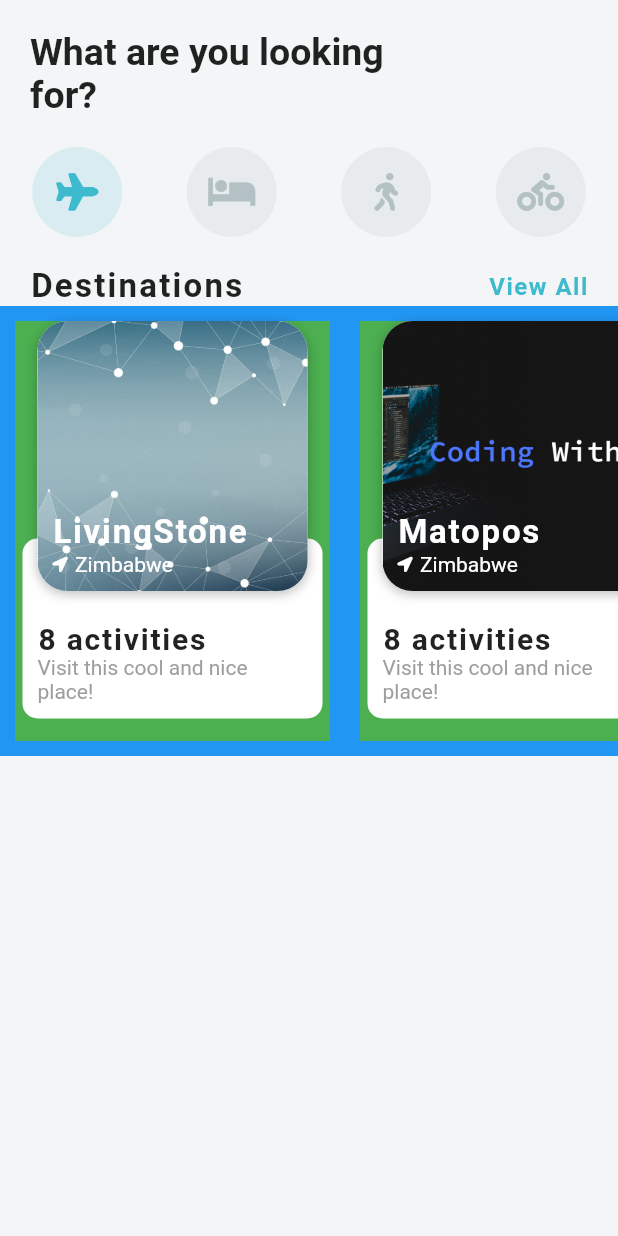
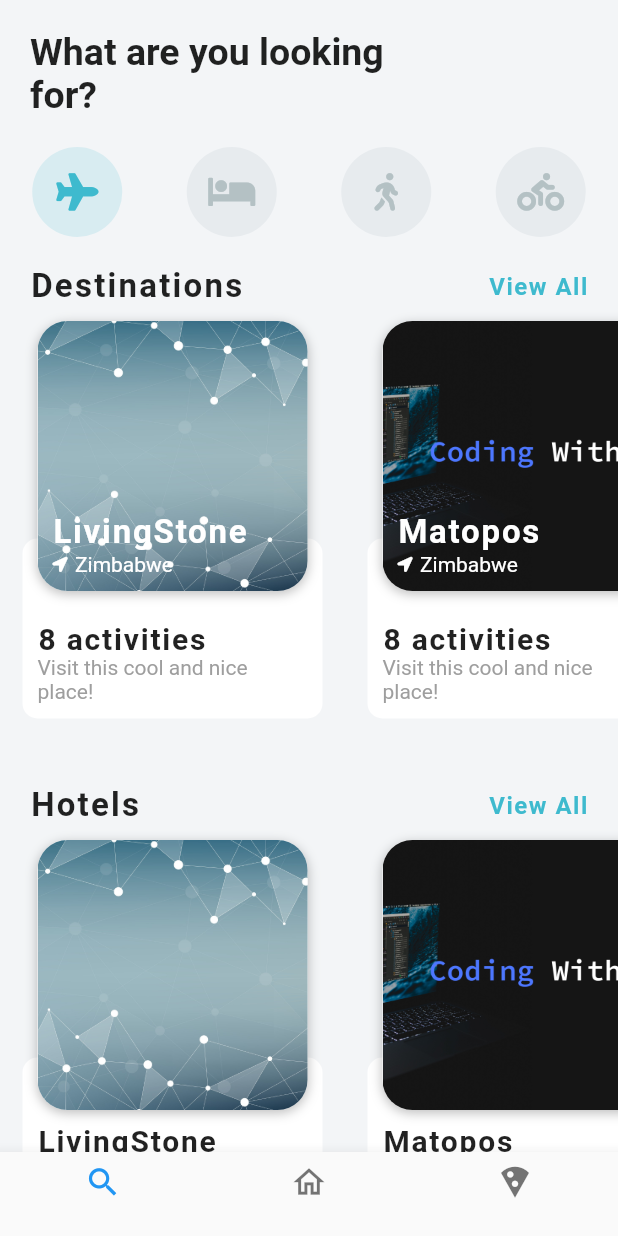
Before and after one commit to glenchiridza/flutter_travel_template, a Flutter app: the screen it shows after launch, on a phone screen of 412 x 824 dp. Run offline on Flutter 3.47's test engine with Material 2 defaults, Android fonts, the phone set to English and light mode, and no system bars; our stand-ins replace font_awesome_flutter.

Commit message:
add destination screen

```diff
--- /dev/null
+++ b/lib/models/Hotels.dart
@@ -0,0 +1,58 @@
+import 'package:flutter_template/models/Activity.dart';
+
+class Hotels {
+    String imageUrl;
+    String name;
+    String address;
+
+    Hotels({
+      this.imageUrl,
+      this.name,
+      this.address
+    });
+}
+
+
+List<Hotels> hotels = [
+  Hotels(
+    imageUrl: 'assets/images/1.jpg',
+    name: "LivingStone",
+    address: "11th street, Appleway ",
+
+  ),
+  Hotels(
+    imageUrl: 'assets/images/2.jpg',
+    name: "Matopos",
+    address: "12th  Matopos lane ,"
+  ),
+  Hotels(
+    imageUrl: 'assets/images/3.jpg',
+    name: "Vic Falls Hotel",
+    address: "13th el way Vic Falls,",
+  ),
+  Hotels(
+    imageUrl: 'assets/images/4.jpg',
+    name: "Great Zim Hotel",
+    address: "14th B way Great Zim",
+  ),
+  Hotels(
+    imageUrl: 'assets/images/5.jpg',
+    name: "Zvimba Hotel",
+    address: "17th L Way",
+  ),
+  Hotels(
+    imageUrl: 'assets/images/6.jpg',
+    name: "Dunken Hotel",
+    address: "16th Z Way",
+  ),
+  Hotels(
+    imageUrl: 'assets/images/7.jpg',
+    name: "Chinhoyi Hotel",
+    address: "19th C street",
+  ),
+  Hotels(
+    imageUrl: 'assets/images/7.jpg',
+    name: "Bulawayo Hotel",
+    address: "22 BL Way",
+    ),
+];
--- a/lib/widgets/DestinationCarousel.dart
+++ b/lib/widgets/DestinationCarousel.dart
@@ -1,5 +1,6 @@
 import 'package:flutter/material.dart';
 import 'package:flutter_template/models/destination.dart';
+import 'package:flutter_template/widgets/DestinationWidget.dart';
 import 'package:font_awesome_flutter/font_awesome_flutter.dart';
 
 class DestinationCarousel extends StatelessWidget {
@@ -32,7 +33,6 @@ class DestinationCarousel extends StatelessWidget {
                 ),
                 Container(
                   height: 300.0,
-                  color: Colors.blue,
                   child: ListView.builder(
                     scrollDirection: Axis.horizontal,
                     itemCount: destination.length,
@@ -40,10 +40,20 @@ class DestinationCarousel extends StatelessWidget {
 
                       Destination destine = destination[index];
 
-                      return Container(
+                      return GestureDetector(
+                        onTap: () => {
+                          Navigator.push(
+                            context,
+                            MaterialPageRoute(
+                              builder:(_) => DestinationWidget(
+                                destine: destine
+                                ),
+                                 ),
+                                 )
+                        },
+                        child: Container(
                           margin: EdgeInsets.all(10.0),
                           width: 210.0,
-                        color: Colors.green,
                           child: Stack(
                             alignment: Alignment.topCenter,
                             children: [
@@ -135,7 +145,8 @@ class DestinationCarousel extends StatelessWidget {
                                     ,)
                             ],
                             )
-                      ,);
+                        ,),
+                      );
                     },
                     ),)
               ]
--- /dev/null
+++ b/lib/widgets/DestinationWidget.dart
@@ -0,0 +1,21 @@
+import 'package:flutter/material.dart';
+import 'package:flutter_template/models/destination.dart';
+
+class DestinationWidget extends StatefulWidget {
+
+  final Destination destine;
+
+  DestinationWidget({this.destine});
+
+  @override
+  _DestinationWidgetState createState() => _DestinationWidgetState();
+}
+
+class _DestinationWidgetState extends State<DestinationWidget> {
+  @override
+  Widget build(BuildContext context) {
+    return Scaffold(
+      //now at 24:00
+    );
+  }
+}
--- /dev/null
+++ b/lib/widgets/HotelCarousel.dart
@@ -0,0 +1,117 @@
+import 'package:flutter/material.dart';
+import 'package:flutter_template/models/Hotels.dart';
+import 'package:flutter_template/models/destination.dart';
+import 'package:font_awesome_flutter/font_awesome_flutter.dart';
+
+class HotelCarousel extends StatelessWidget {
+  @override
+  Widget build(BuildContext context) {
+    return Column(
+              children: [
+                Padding(
+                  padding: const EdgeInsets.symmetric(horizontal: 20.0),
+                  child: Row(
+                    mainAxisAlignment: MainAxisAlignment.spaceBetween,
+                    children: [
+                  Text('Hotels', style: TextStyle(
+                    fontSize: 22.0,
+                     fontWeight:FontWeight.bold,
+                     letterSpacing: 1.5,
+                     ),
+                     ),
+                  GestureDetector(
+                    onTap: () =>{},
+                    child: Text('View All',
+                    style: TextStyle(
+                      color: Theme.of(context).primaryColor,
+                      fontSize: 16.0,
+                      fontWeight: FontWeight.w600,
+                      letterSpacing: 1.0),),
+                  ),
+                    ],
+            ),
+                ),
+                Container(
+                  height: 300.0,
+                  child: ListView.builder(
+                    scrollDirection: Axis.horizontal,
+                    itemCount: hotels.length,
+                    itemBuilder: (BuildContext context, int index){
+
+                      Hotels hotel = hotels[index];
+
+                      return Container(
+                        margin: EdgeInsets.all(10.0),
+                        width: 210.0,
+                        child: Stack(
+                          alignment: Alignment.topCenter,
+                          children: [
+                            Positioned(
+                              bottom: 15.0,
+
+                                child: Container(
+                                height: 120.0,
+                                width: 200.0,
+                                decoration: BoxDecoration(
+                                  color: Colors.white,
+                                  borderRadius: BorderRadius.circular(10.0),
+                                  ),
+                                  child: Padding(
+                                    padding: EdgeInsets.all(10.0),
+                                    child: Column(
+                                      mainAxisAlignment: MainAxisAlignment.end,
+                                      crossAxisAlignment: CrossAxisAlignment.start,
+                                      children: [
+                                        Text(
+                                          hotel.name,
+                                        style: TextStyle(
+                                          fontSize: 20.0,
+                                          fontWeight: FontWeight.w600,
+                                          letterSpacing: 1.2
+                                          ),
+                                          ),
+                                          SizedBox(height: 3.0,),
+                                        Text(
+                                          hotel.address,
+                                        style: TextStyle(
+                                          color: Colors.grey
+                                          ),
+                                          ),
+                                          SizedBox(height: 3.0,),
+                                          Text('\$200',
+                                          style: TextStyle(
+                                            fontSize:18.0,
+                                            fontWeight: FontWeight.w600 ),)
+                                      ]
+                                    ),
+                                  ),
+                                ),
+                            ),
+                              Container(
+                                decoration: BoxDecoration(
+                                  color: Colors.white,
+                                  borderRadius: BorderRadius.circular(20.0),
+                                  boxShadow: [BoxShadow(
+                                    color: Colors.black26,
+                                    offset: Offset(0.0,2.0),
+                                    blurRadius: 6.0)],
+                                   ),
+
+                                     child: ClipRRect(
+                                       borderRadius: BorderRadius.circular(20.0),
+                                       child: Image(height: 180.0, width: 180.0,
+                                       image: AssetImage(hotel.imageUrl),
+                                       fit: BoxFit.cover,
+                                       ),
+                                     ),
+
+                                  )
+                          ],
+                          )
+                      ,);
+                    },
+                    ),)
+              ]
+            );
+  }
+}
--- a/lib/widgets/home_widget.dart
+++ b/lib/widgets/home_widget.dart
@@ -1,5 +1,6 @@
 import 'package:flutter/material.dart';
 import 'package:flutter_template/widgets/DestinationCarousel.dart';
+import 'package:flutter_template/widgets/HotelCarousel.dart';
 import 'package:font_awesome_flutter/font_awesome_flutter.dart';
 
 class HomeWidget extends StatefulWidget {
@@ -11,6 +12,7 @@ class HomeWidget extends StatefulWidget {
 class _HomeWidgetState extends State<HomeWidget> {
 
 int _activeIndex = 0;
+int _currentTab = 0;
 List<IconData> _icons = [
   FontAwesomeIcons.plane,
   FontAwesomeIcons.bed,
@@ -71,9 +73,40 @@ Widget _buildIcon(int i){
             ),
             SizedBox(height:20.0),
             DestinationCarousel(),
+            SizedBox(height:20.0),
+            HotelCarousel(),
           ],
           ),
           ),
+          bottomNavigationBar: BottomNavigationBar(
+            currentIndex: _currentTab,
+            onTap: (int index){
+              setState(() {
+                _currentTab = index;
+              });
+            },
+            items: [
+              BottomNavigationBarItem(
+              icon: Icon(
+                Icons.search,
+                 size: 25.0,),
+                 title: SizedBox.shrink()
+                ),
+            BottomNavigationBarItem(
+              icon: Icon(
+                Icons.home_outlined,
+                 size: 25.0,),
+                 title: SizedBox.shrink()
+            ),
+            BottomNavigationBarItem(
+              icon: Icon(
+                Icons.local_pizza,
+                 size: 25.0,),
+                 title: SizedBox.shrink()
+            ),
+
+            ],
+            ),
     );
   }
 }
```
Lines whose indentation alone changed are shown as unchanged.
